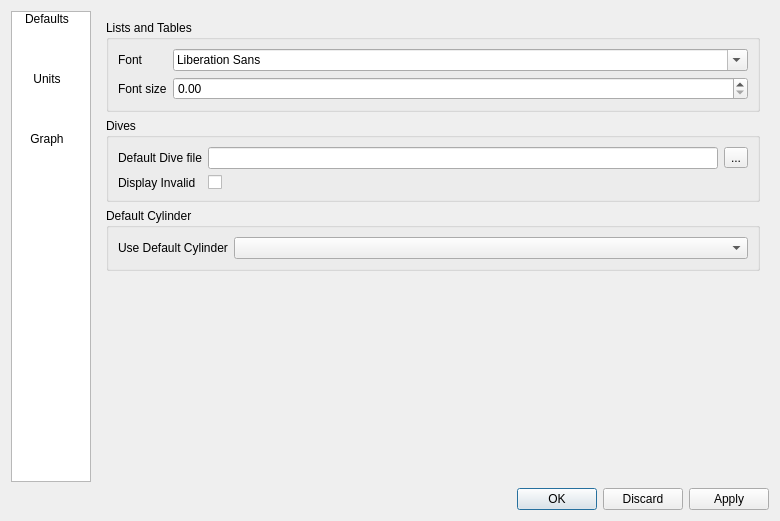
The window that qt-ui/preferences.ui (subsurface/subsurface) describes before a commit, drawn with Qt 5.
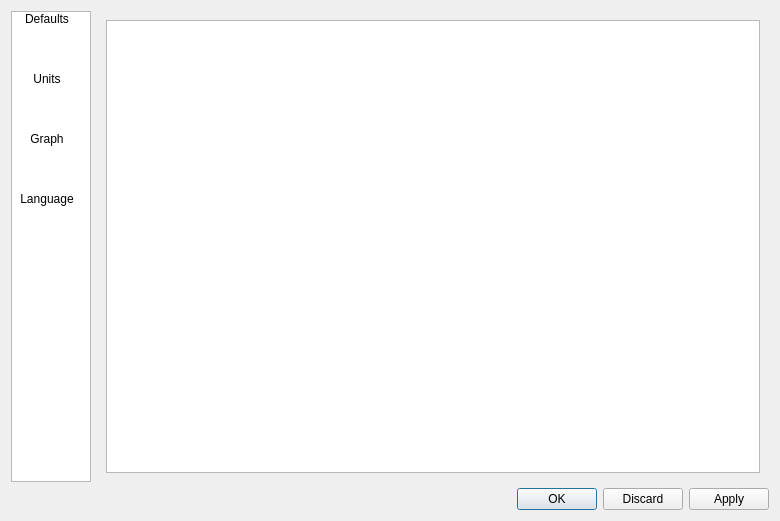
The same window after the commit. The open tabs and pages were chosen to show the change. Icons and pictures are not drawn.

Commit message:
Added a language preference to the Settings.
When the user first opens the application the default language is
selected; this can be changed to a hardcoded one by going to system
preferences and choosing the one you want.

Restart required.

Fixes #136

[Dirk Hohndel: whitespace fixes, removed qDebug() call, rephrased the
               message displayed prompting the user to restart.]

```diff
--- a/qt-ui/preferences.ui
+++ b/qt-ui/preferences.ui
@@ -110,6 +110,16 @@
          </iconset>
         </property>
        </item>
+       <item>
+        <property name="text">
+         <string>Language</string>
+        </property>
+        <property name="icon">
+         <iconset>
+          <normalon>:/advanced</normalon>
+         </iconset>
+        </property>
+       </item>
       </widget>
      </item>
      <item>
@@ -817,6 +827,13 @@
          </item>
         </layout>
        </widget>
+       <widget class="QWidget" name="page_4">
+        <layout class="QHBoxLayout" name="horizontalLayout_6">
+         <item>
+          <widget class="QListView" name="languageView"/>
+         </item>
+        </layout>
+       </widget>
       </widget>
      </item>
     </layout>
```
Left out of the diff: 4 changed lines with no effect on the pictures. Lines whose indentation alone changed are shown as unchanged. The commit also changes 4 other files.
